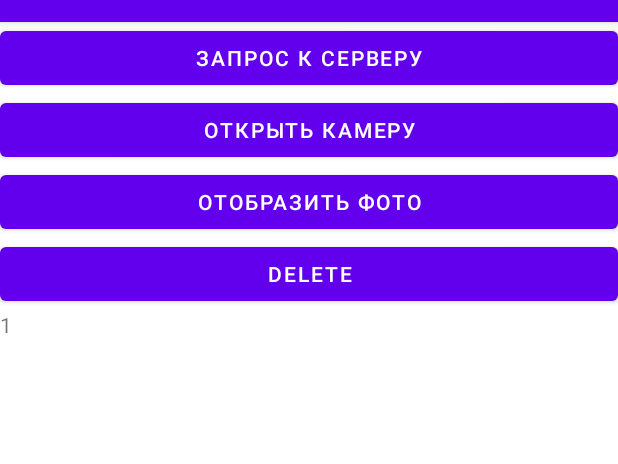
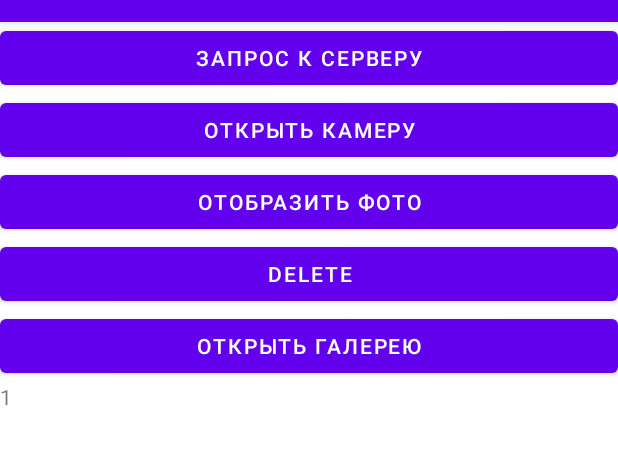
Before and after one commit to vladisemen/CameraTestKotlin, an Android app: the screen it shows after launch (MainActivity), after a tap on "ОТКРЫТЬ КАМЕРУ", on a phone screen of 412 x 824 dp, the part 62-526 px from its top. Run offline under Robolectric (Android 15) with nearby library versions, the phone set to English and light mode, and no system bars; network calls fail; pictures from the network do not load.

Commit message:
add gallery button and fun

```diff
--- a/app/src/main/java/com/example/cameratest/ui/main/MainFragment.kt
+++ b/app/src/main/java/com/example/cameratest/ui/main/MainFragment.kt
@@ -1,5 +1,6 @@
 package com.example.cameratest.ui.main
 
+import android.app.Activity
 import android.content.Intent
 import android.media.MediaScannerConnection
 import android.net.Uri
@@ -37,6 +38,7 @@ class MainFragment : Fragment() {
     var currentPhotoPath: String = ""
     lateinit var PhotoPath: Uri
     private val KEY_INDEX = "index"
+    val REQUEST_CODE = 100
 
 
     companion object {
@@ -76,6 +78,9 @@ class MainFragment : Fragment() {
             dispatchTakePictureIntent()
             galleryAddPic()
         }
+        button_openG.setOnClickListener {
+            openGalleryForImage()
+        }
         button_post.setOnClickListener {
             GlobalScope.launch(Dispatchers.Main){
                 val NameStr = withContext(Dispatchers.Default) {
@@ -91,7 +96,12 @@ class MainFragment : Fragment() {
         //galleryAddPic()
 
     }
-
+    override fun onActivityResult(requestCode: Int, resultCode: Int, data: Intent?) {
+        super.onActivityResult(requestCode, resultCode, data)
+        if (resultCode == Activity.RESULT_OK && requestCode == REQUEST_CODE){
+            imageView.setImageURI(data?.data) // handle chosen image
+        }
+    }
     private fun dispatchTakePictureIntent() {
         val activity = getActivity()
         if(activity != null) {
@@ -136,6 +146,7 @@ class MainFragment : Fragment() {
         //val storageDir1: File? = activity?.getExternalFilesDir(Environment.DIRECTORY_PICTURES)
         return File.createTempFile(
                 "JPEG_${timeStamp}_", /* prefix */
+            //"JPEG_my",
                 ".jpg", /* suffix */
                 storageDir /* directory */
         ).apply {
@@ -216,4 +227,9 @@ class MainFragment : Fragment() {
 
         }
     }
+    private fun openGalleryForImage() {
+        val intent = Intent(Intent.ACTION_PICK)
+        intent.type = "image/*"
+        startActivityForResult(intent, REQUEST_CODE)
+    }
 }
--- a/app/src/main/res/layout/main_fragment.xml
+++ b/app/src/main/res/layout/main_fragment.xml
@@ -39,6 +39,12 @@
                 android:layout_height="wrap_content"
                 android:text="Delete" />
 
+            <Button
+                android:id="@+id/button_openG"
+                android:layout_width="match_parent"
+                android:layout_height="wrap_content"
+                android:text="Открыть галерею" />
+
             <TextView
                 android:id="@+id/textView1"
                 android:layout_width="match_parent"
@@ -50,6 +56,7 @@
                 android:layout_width="match_parent"
                 android:layout_height="wrap_content"
                 android:contentDescription="@string/this_is_imageview" />
+
         </LinearLayout>
     </ScrollView>
 </androidx.constraintlayout.widget.ConstraintLayout>
```
